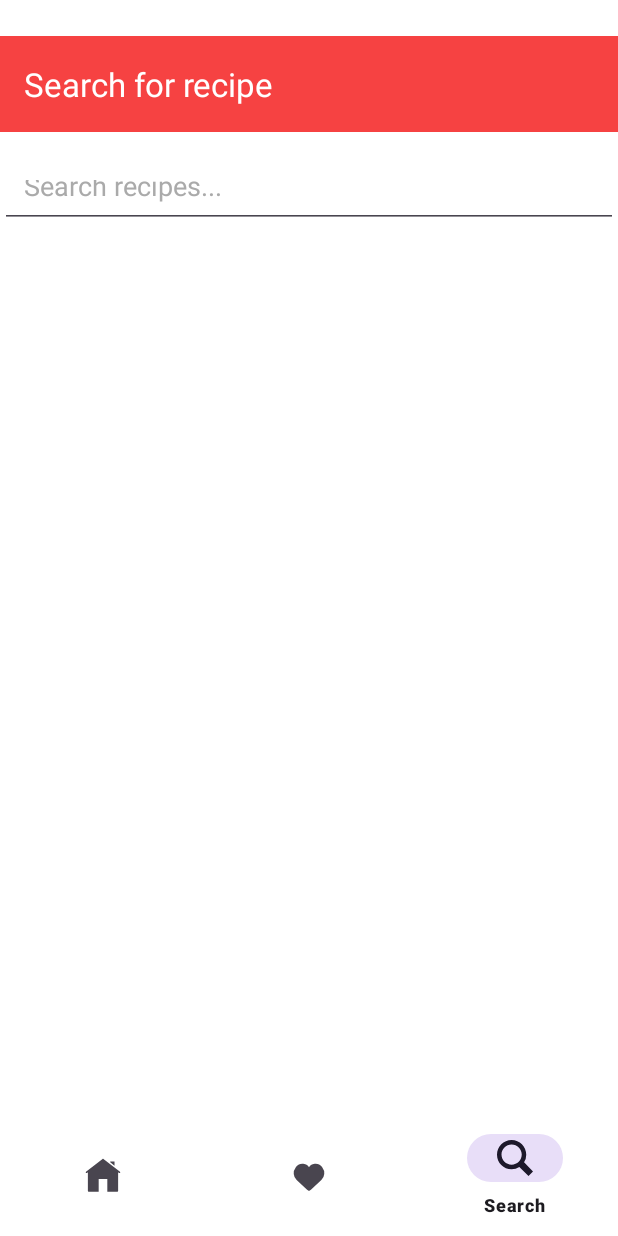
After one commit to Ahmed-Saber-25/final_summer_course, an Android app: the SearchFragment screen opened through its navigation route, on a phone screen of 412 x 824 dp. The commit adds this screen. Run offline under Robolectric (Android 15) with nearby library versions, the phone set to English and light mode, and no system bars; our stand-ins replace navigation-ui.

Commit message:
Add SearchFragment for recipe search functionality; implement search input and results display

```diff
--- /dev/null
+++ b/app/src/main/java/com/example/final_summer_course/features/views/search/SearchFragment.kt
@@ -0,0 +1,96 @@
+package com.example.final_summer_course.features.views.search
+
+import android.graphics.Color
+import android.os.Bundle
+import android.text.Editable
+import android.text.TextWatcher
+import android.util.Log
+import android.view.LayoutInflater
+import android.view.View
+import android.view.ViewGroup
+import android.widget.Toast
+import androidx.fragment.app.Fragment
+import androidx.lifecycle.lifecycleScope
+import androidx.navigation.NavController
+import androidx.navigation.fragment.findNavController
+import androidx.recyclerview.widget.LinearLayoutManager
+import com.example.final_summer_course.databinding.FragmentSearchBinding
+import com.example.final_summer_course.features.views.recipe.MealAdapter
+import com.example.final_summer_course.features.views.recipe.api.RetrofitHelper
+import kotlinx.coroutines.Dispatchers
+import kotlinx.coroutines.Job
+import kotlinx.coroutines.delay
+import kotlinx.coroutines.launch
+import kotlinx.coroutines.withContext
+
+class SearchFragment : Fragment() {
+    private var _binding: FragmentSearchBinding? = null
+    private val binding get() = _binding!!
+    private lateinit var navController: NavController
+
+    private var searchJob: Job? = null
+
+    override fun onCreateView(
+        inflater: LayoutInflater, container: ViewGroup?,
+        savedInstanceState: Bundle?
+    ): View {
+        _binding = FragmentSearchBinding.inflate(inflater, container, false)
+        return binding.root
+    }
+
+    override fun onViewCreated(view: View, savedInstanceState: Bundle?) {
+        super.onViewCreated(view, savedInstanceState)
+        navController = findNavController()
+        binding.recyclerView.layoutManager = LinearLayoutManager(requireContext())
+        binding.toolbar.setTitleTextColor(Color.WHITE)
+        binding.progressBar.visibility = View.GONE
+
+        binding.searchEditText.addTextChangedListener(object : TextWatcher {
+            override fun afterTextChanged(text: Editable?) {
+                val recipe = text.toString().trim()
+                if (recipe.isNotEmpty()) {
+                    searchJob?.cancel()
+                    searchJob = lifecycleScope.launch {
+                        delay(300)
+                        binding.progressBar.visibility = View.VISIBLE
+                        searchMeals(recipe)
+                    }
+                }
+            }
+
+            override fun beforeTextChanged(s: CharSequence?, start: Int, count: Int, after: Int) {}
+            override fun onTextChanged(s: CharSequence?, start: Int, before: Int, count: Int) {}
+        })
+    }
+
+    private suspend fun searchMeals(query: String) {
+        try {
+            val mealsResponse = withContext(Dispatchers.IO) {
+                RetrofitHelper.instance.searchMealByName(query)
+            }
+            val meals = mealsResponse.meals
+
+            if (!meals.isNullOrEmpty()) {
+                binding.recyclerView.visibility = View.VISIBLE
+                binding.recyclerView.adapter = MealAdapter(meals) { meal ->
+                    val action = SearchFragmentDirections
+                        .actionSearchFragmentToRecipeItemDetailsFragment(meal)
+                    navController.navigate(action)
+                }
+            } else {
+                binding.recyclerView.visibility = View.GONE
+                Toast.makeText(requireContext(), "No meals found", Toast.LENGTH_SHORT).show()
+            }
+        } catch (e: Exception) {
+            Log.d("SearchFragment", "Error: ${e.message}")
+        } finally {
+            binding.progressBar.visibility = View.GONE
+        }
+    }
+
+    override fun onDestroyView() {
+        super.onDestroyView()
+        _binding = null
+        searchJob?.cancel()
+    }
+}
--- /dev/null
+++ b/app/src/main/res/layout/fragment_search.xml
@@ -0,0 +1,65 @@
+<?xml version="1.0" encoding="utf-8"?>
+<androidx.constraintlayout.widget.ConstraintLayout xmlns:android="http://schemas.android.com/apk/res/android"
+    xmlns:app="http://schemas.android.com/apk/res-auto"
+    android:id="@+id/searchRoot"
+    android:layout_width="match_parent"
+    android:layout_height="match_parent"
+    android:background="@color/white">
+
+    <androidx.appcompat.widget.Toolbar
+        android:id="@+id/toolbar"
+        android:layout_width="match_parent"
+        android:layout_height="wrap_content"
+        android:layout_marginTop="24dp"
+        android:background="@color/PrimaryColor"
+        android:elevation="4dp"
+        android:minHeight="?attr/actionBarSize"
+        app:layout_constraintEnd_toEndOf="parent"
+        app:layout_constraintStart_toStartOf="parent"
+        app:layout_constraintTop_toTopOf="parent"
+        app:titleTextColor="@color/white"
+        app:title="@string/search_for_recipe" />
+
+    <EditText
+        android:id="@+id/searchEditText"
+        android:layout_width="0dp"
+        android:layout_height="48dp"
+        android:layout_marginTop="16dp"
+        android:hint="Search recipes..."
+        android:inputType="text"
+        android:padding="16dp"
+        android:paddingStart="16dp"
+        android:paddingEnd="16dp"
+        android:textColor="@android:color/black"
+        android:textColorHint="@android:color/darker_gray"
+        app:layout_constraintEnd_toEndOf="parent"
+        app:layout_constraintStart_toStartOf="parent"
+        app:layout_constraintTop_toBottomOf="@id/toolbar" />
+
+    <androidx.recyclerview.widget.RecyclerView
+        android:id="@+id/recyclerView"
+        android:layout_width="0dp"
+        android:layout_height="0dp"
+        android:clipToPadding="false"
+        android:paddingHorizontal="16dp"
+        android:paddingTop="8dp"
+        android:paddingBottom="8dp"
+        app:layoutManager="androidx.recyclerview.widget.LinearLayoutManager"
+        app:layout_constraintBottom_toBottomOf="parent"
+        app:layout_constraintEnd_toEndOf="parent"
+        app:layout_constraintStart_toStartOf="parent"
+        app:layout_constraintTop_toBottomOf="@id/searchEditText" />
+
+    <ProgressBar
+        android:id="@+id/progressBar"
+        style="?android:attr/progressBarStyleLarge"
+        android:layout_width="64dp"
+        android:layout_height="64dp"
+        android:indeterminateTint="@color/PrimaryColor"
+        android:visibility="gone"
+        app:layout_constraintBottom_toBottomOf="parent"
+        app:layout_constraintEnd_toEndOf="parent"
+        app:layout_constraintStart_toStartOf="parent"
+        app:layout_constraintTop_toTopOf="parent" />
+
+</androidx.constraintlayout.widget.ConstraintLayout>
--- a/app/src/main/res/values/strings.xml
+++ b/app/src/main/res/values/strings.xml
@@ -26,4 +26,5 @@
     <string name="don_t_have_an_account">Don\'t have an account?</string>
     <string name="already_have_an_account">Already have an account?</string>
     <string name="add_to_favorites">Add to Favorites</string>
+    <string name="search_for_recipe">Search for recipe</string>
 </resources>
```
